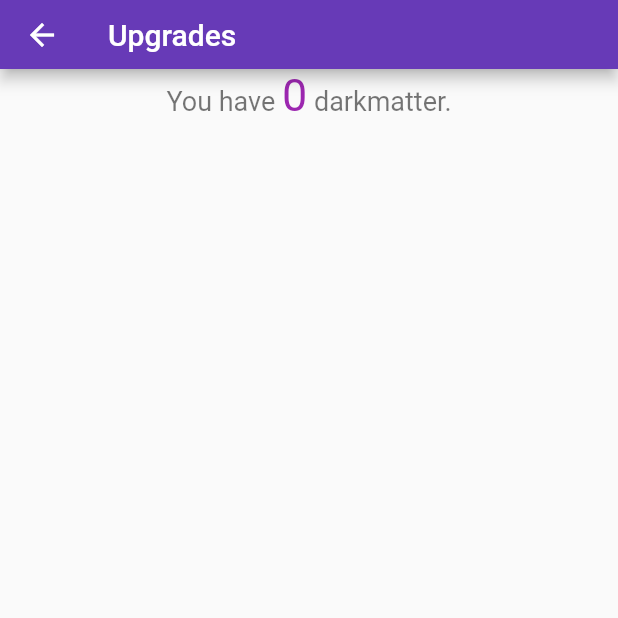
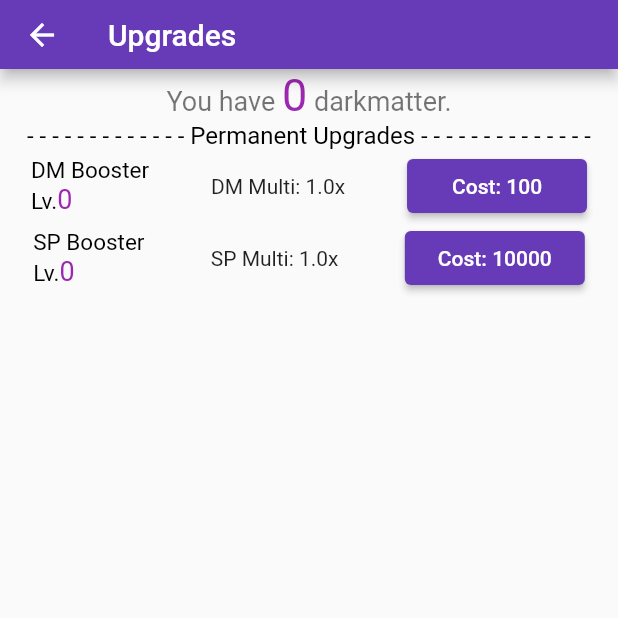
Before and after one commit to Sharpness5-main/IncrementalDarkmatterRebuilt, a Flutter app: the UpgradeScreen screen opened by its route, on a phone screen of 412 x 824 dp, the top half of it. Run offline on Flutter 3.47's test engine with Material 2 defaults, Android fonts, the light colour scheme and no system bars; our stand-ins replace flutter_riverpod, freezed_annotation, shared_preferences; accounts and stored records are empty.

```diff
--- a/lib/screens/Settings/settings.dart
+++ b/lib/screens/Settings/settings.dart
@@ -2,7 +2,7 @@
 
 import 'package:flutter/material.dart';
 import 'package:flutter_riverpod/flutter_riverpod.dart';
-import '../../valueable_provider.dart';
+import '../../variable_provider.dart';
 import 'settings_notifier.dart';
 
 // ignore: must_be_immutable
--- a/lib/screens/upgrades/upgrades.dart
+++ b/lib/screens/upgrades/upgrades.dart
@@ -1,13 +1,13 @@
 import 'package:flutter/material.dart';
 import 'package:flutter_riverpod/flutter_riverpod.dart';
-import '../../valueable_provider.dart';
+import '../../variable_provider.dart';
+import 'upgrades_notifier.dart';
 
 class UpgradeScreen extends ConsumerWidget {
   const UpgradeScreen({Key? key}) : super(key: key);
   @override
   Widget build(BuildContext context, WidgetRef ref) {
-    //final upgrade = ref.watch(upgradeRiverpodState);
-    //final upgradenotifier = ref.watch(upgradeRiverpodState.notifier);
+    final upgradenotifier = ref.watch(upgradeRiverpodState.notifier);
     return Scaffold(
       appBar: PreferredSize(
         preferredSize: const Size.fromHeight(46),
@@ -40,7 +40,72 @@
                 ),
                 textAlign: TextAlign.center,
               );
-            })
+            }),
+            RichText(
+              text: const TextSpan(
+                  text:
+                      '- - - - - - - - - - - - - Permanent Upgrades - - - - - - - - - - - - - -',
+                  style: TextStyle(color: Colors.black, fontSize: 16)),
+              textAlign: TextAlign.center,
+            ),
+            Row(
+              mainAxisAlignment: MainAxisAlignment.spaceAround,
+              children: <Widget>[
+                Consumer(builder: (context, ref, child) {
+                  return RichText(
+                      text: TextSpan(
+                    text: 'DM Booster\nLv.',
+                    style: const TextStyle(color: Colors.black, fontSize: 15),
+                    children: <TextSpan>[
+                      TextSpan(
+                        text: "${ref.watch(permaupgDmboosterProvider).round()}",
+                        style:
+                            const TextStyle(color: Colors.purple, fontSize: 18),
+                      ),
+                    ],
+                  ));
+                }),
+                Text(
+                    "DM Multi: ${(ref.watch(permaupgDmboosterMultiplierProvider) * 100).round() / 100}x"),
+                ElevatedButton(
+                  onPressed: upgradenotifier.upgradeDMBooster,
+                  style: ElevatedButton.styleFrom(
+                      fixedSize: const Size(120, 35),
+                      alignment: Alignment.center),
+                  child: Text(
+                      "Cost: ${(ref.watch(permaupgDmboosterCostProvider)).round()}"),
+                )
+              ],
+            ),
+            Row(
+                mainAxisAlignment: MainAxisAlignment.spaceAround,
+                children: <Widget>[
+                  Consumer(builder: (context, ref, child) {
+                    return RichText(
+                        text: TextSpan(
+                      text: 'SP Booster\nLv.',
+                      style: const TextStyle(color: Colors.black, fontSize: 15),
+                      children: <TextSpan>[
+                        TextSpan(
+                          text:
+                              "${ref.watch(permaupgSpboosterProvider).round()}",
+                          style: const TextStyle(
+                              color: Colors.purple, fontSize: 18),
+                        ),
+                      ],
+                    ));
+                  }),
+                  Text(
+                      "SP Multi: ${(ref.watch(permaupgSpboosterMultiplierProvider) * 100).round() / 100}x"),
+                  ElevatedButton(
+                    onPressed: upgradenotifier.upgradeSPBooster,
+                    style: ElevatedButton.styleFrom(
+                        fixedSize: const Size(120, 35),
+                        alignment: Alignment.center),
+                    child: Text(
+                        "Cost: ${(ref.watch(permaupgSpboosterCostProvider)).round()}"),
+                  ),
+                ])
           ])),
     );
   }
--- a/lib/valueable_provider.dart
+++ b/lib/variable_provider.dart
@@ -1,6 +1,8 @@
 import 'package:flutter_riverpod/flutter_riverpod.dart';
 
 final gamefpsProvider = StateProvider((ref) => 1.0); //fps
+final generalcpmultiplierProvider = StateProvider((ref) => 1.0);
+final generaldmpersecProvider = StateProvider((ref) => 0.0);
 final darkmatterProvider = StateProvider((ref) => 0.0);
 final dmperclickProvider = StateProvider((ref) => 1.0);
 final dm1persecProvider = StateProvider((ref) => 0.0);
@@ -21,11 +23,16 @@
 final freeepupgProvider = StateProvider((ref) => 0.0);
 final sacrificepointProvider = StateProvider((ref) => 0.0);
 final spmultiplierProvider = StateProvider((ref) => 1.0);
-final spmultiupgProvider = StateProvider((ref) => 1.0);
 final sacrificepointincreaseProvider = StateProvider((ref) => 0.0);
-final sacrificecountProvider =
-    StateProvider((ref) => 0.0); //↓格納してる数値は 1stから順に「ex倍率/倍率/所持数/購入数/コスト」
-final dmdim1Provider = StateProvider<List<num>>((ref) => [1, 1.0, 0.0, 0, 100]);
+final sacrificecountProvider = StateProvider((ref) => 0.0);
+final permaupgDmboosterProvider = StateProvider((ref) => 0.0);
+final permaupgDmboosterCostProvider = StateProvider((ref) => 1000.0);
+final permaupgDmboosterMultiplierProvider = StateProvider((ref) => 1.0);
+final permaupgSpboosterProvider = StateProvider((ref) => 0.0);
+final permaupgSpboosterCostProvider = StateProvider((ref) => 50000.0);
+final permaupgSpboosterMultiplierProvider = StateProvider((ref) => 1.0);
+final dmdim1Provider = StateProvider<List<num>>(
+    (ref) => [1, 1.0, 0.0, 0, 100]); //↓格納してる数値は 1stから順に「ex倍率/倍率/所持数/購入数/コスト」
 final dmdim2Provider =
     StateProvider<List<num>>((ref) => [12, 1.0, 0.0, 0, 1000]);
 final dmdim3Provider =
```
Also changed, not shown: lib/screens/Achievements/achievements_notifier.dart (added, +31 -0 lines), lib/screens/Settings/settings_notifier.dart (+37 -5 lines), lib/screens/home/home.dart (+1 -22 lines), lib/screens/home/home_notifier.dart (+187 -131 lines), lib/screens/upgrades/upgrades_notifier.dart (added, +67 -0 lines), lib/screens/Achievements/achievements_notifier.freezed.dart (added), lib/screens/upgrades/upgrades_notifier.freezed.dart (added), pubspec.lock.
